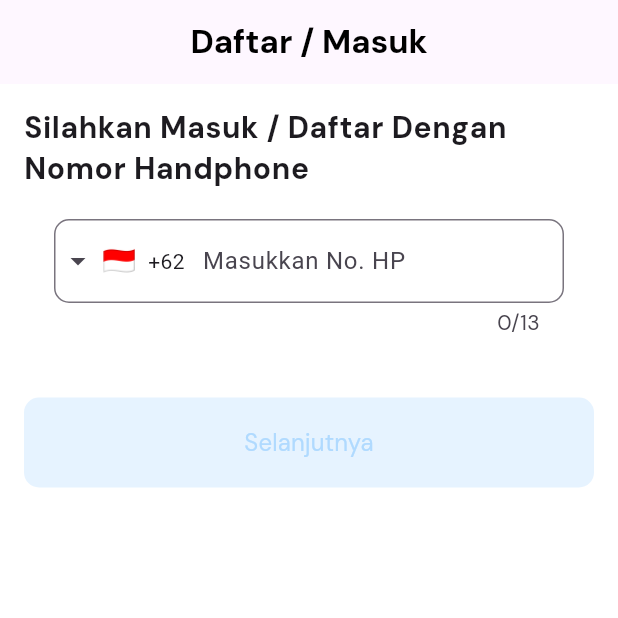
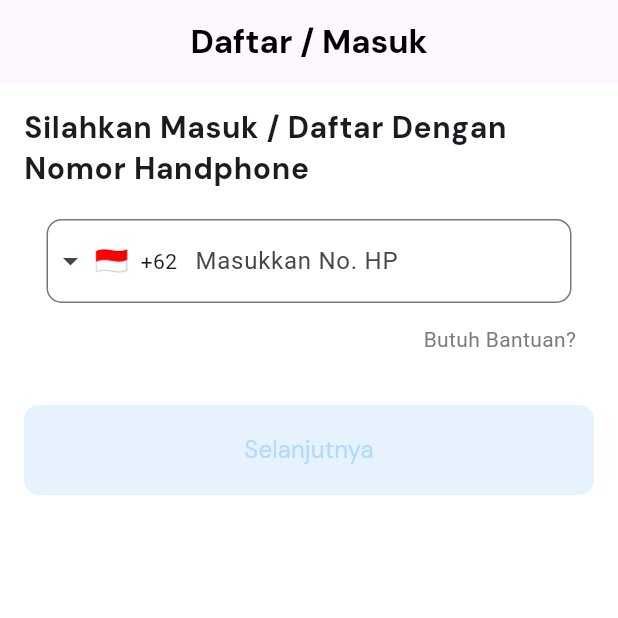
Before and after one commit to dennysihol/sali_hepeng, a Flutter app: the screen it shows after launch, on a phone screen of 412 x 824 dp, the top half of it. Run offline on Flutter 3.47's test engine with Material 3 defaults, Android fonts, the phone set to English and light mode, and no system bars; drawn by our look-alikes of intl_phone_field; our stand-ins replace animated_splash_screen, carousel_slider, font_awesome_flutter, page_transition, pinput, rflutter_alert.

Commit message:
Feature: login with account on progress

```diff
--- a/lib/login_page.dart
+++ b/lib/login_page.dart
@@ -48,14 +48,17 @@
           children: [
             Text(
               'Silahkan Masuk / Daftar Dengan Nomor Handphone',
-              style: Theme.of(context).textTheme.bodySmall!.copyWith(fontSize: 20, fontWeight: FontWeight.bold),
+              style: Theme.of(context).textTheme.bodySmall!.copyWith(
+                    fontSize: 20,
+                    fontWeight: FontWeight.bold,
+                  ),
             ),
             const SizedBox(
               height: 20,
             ),
             Container(
               padding: const EdgeInsets.symmetric(
-                horizontal: 20,
+                horizontal: 15,
               ),
               child: IntlPhoneField(
                 controller: _phoneNumberController,
@@ -65,6 +68,8 @@
                   border: OutlineInputBorder(
                     borderRadius: BorderRadius.all(Radius.circular(10)),
                   ),
+                  counterText: '',
+                  counterStyle: TextStyle(fontSize: 0),
                 ),
                 languageCode: "id",
                 onChanged: (phone) {
@@ -76,8 +81,20 @@
                 },
               ),
             ),
+            Container(
+              alignment: Alignment.topRight,
+              child: TextButton(
+                onPressed: () {},
+                child: Text(
+                  'Butuh Bantuan?',
+                  style: Theme.of(context).textTheme.bodyMedium!.copyWith(
+                        color: const Color.fromARGB(255, 124, 123, 123),
+                      ),
+                ),
+              ),
+            ),
             const SizedBox(
-              height: 40,
+              height: 20,
             ),
             ElevatedButton(
               style: ElevatedButton.styleFrom(
@@ -94,7 +111,7 @@
               onPressed: _isButtonDisabled
                   ? null
                   : () {
-                    print(_phoneNumberController);
+                      print(_phoneNumberController);
                       if (_phoneNumberController.text == '81210704479') {
                         Navigator.push(
                           context,
@@ -103,7 +120,8 @@
                       } else {
                         Navigator.push(
                           context,
-                          MaterialPageRoute(builder: (context) => LoginAccountPage()),
+                          MaterialPageRoute(
+                              builder: (context) => LoginAccountPage()),
                         );
                       }
                     },
--- a/pubspec.yaml
+++ b/pubspec.yaml
@@ -81,6 +81,7 @@
      - assets/images/icon/red_info.png
      - assets/images/ads/ads_1.png
      - assets/images/ads/ads_2.png
+     - assets/images/ojk.png
 
   # An image asset can refer to one or more resolution-specific "variants", see
   # https://flutter.dev/assets-and-images/#resolution-aware
```
Also changed, not shown: lib/masuk_page.dart (+28 -9 lines), lib/pinjamduit_page.dart (+22 -12 lines), assets/images/ojk.png (added).
